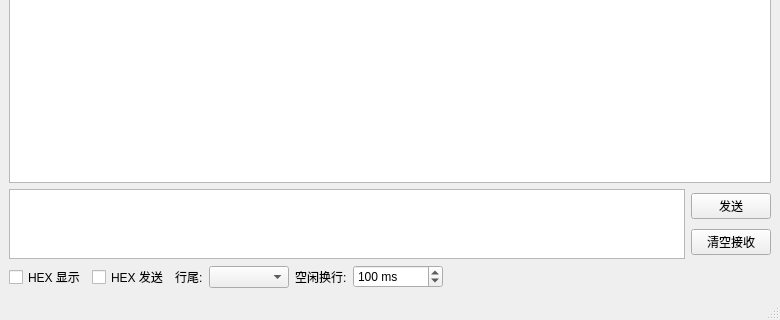
Old version of the form mainwindow.ui in the repository shhuz/Serial-Assistant; both pictures show x 0 to 780 and y 260 to 580 of the 780 by 580 pixel window.
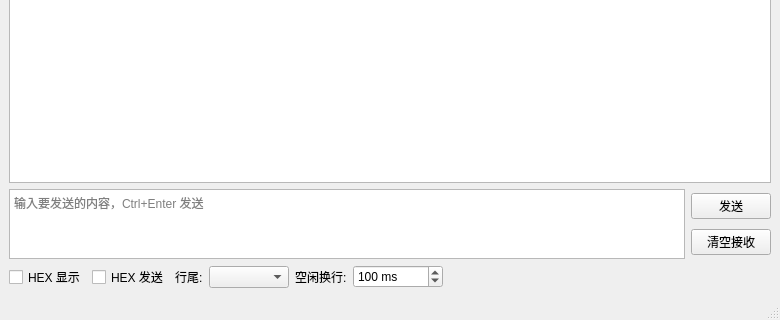
New version of the form.

```diff
--- a/mainwindow.ui
+++ b/mainwindow.ui
@@ -97,6 +97,9 @@
           <height>70</height>
          </size>
         </property>
+        <property name="placeholderText">
+         <string>输入要发送的内容，Ctrl+Enter 发送</string>
+        </property>
        </widget>
       </item>
       <item>
```
